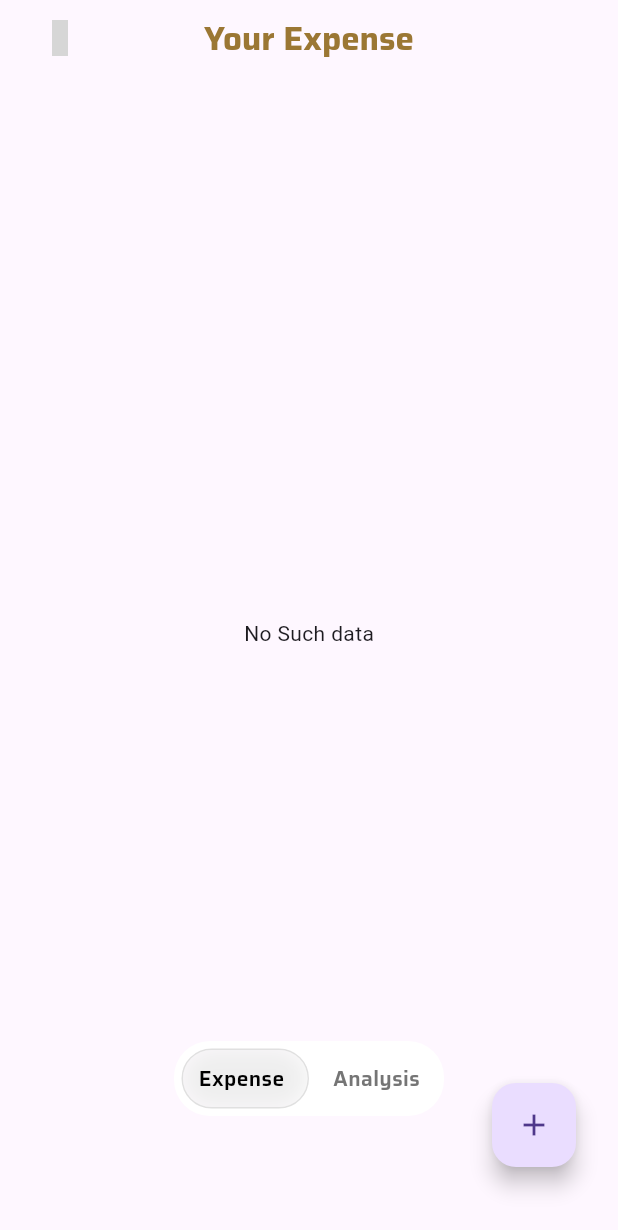
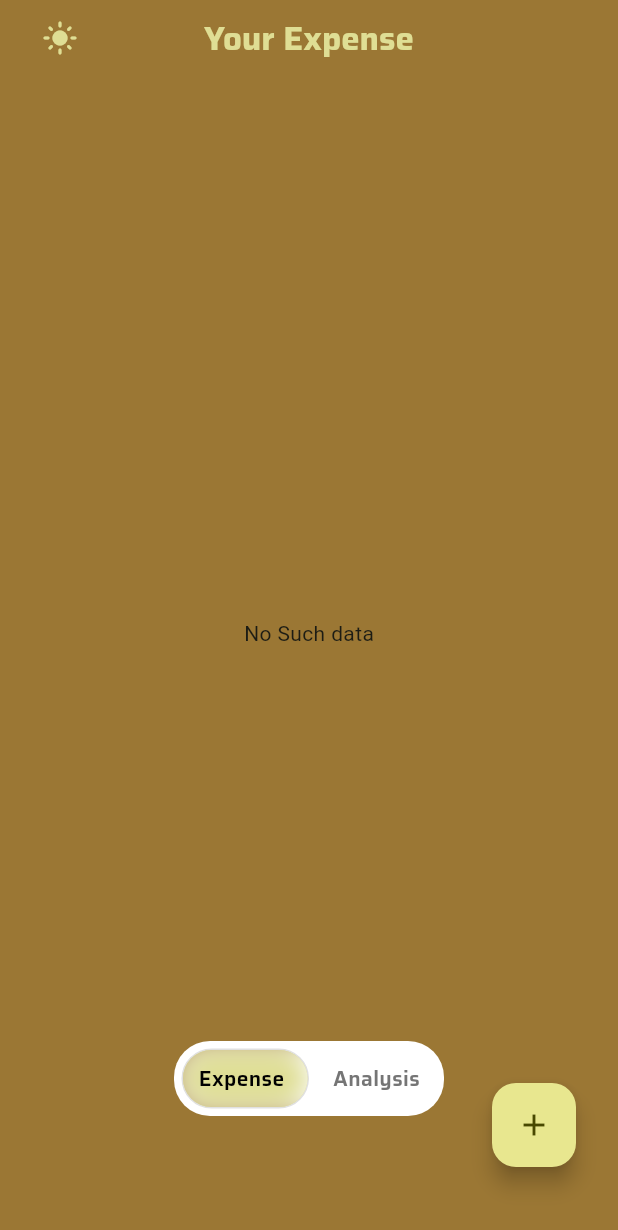
Before and after one commit to ITSNAYAN/ExpenseTracker, a Flutter app: the screen it shows after launch, on a phone screen of 412 x 824 dp. Shown: the top 1230 px of the screen. Run offline on Flutter 3.47's test engine with Material 3 defaults, Android fonts, the phone set to English and light mode, and no system bars; our stand-ins replace fl_chart, flutter_slidable, google_fonts, hive, hive_flutter; accounts and stored records are empty; grey boxes are pictures that could not be loaded.

Commit message:
feat: Implement dark and light theme toggle functionality
This commit introduces a theme toggle feature, allowing users to switch between dark and light modes.

**Key Changes:**

- **ThemeToggleButtonController:**
    - Added `currentTheme` getter to determine the active `ThemeMode`.
- **MyBarGraph:**
    - Updated text and bar colors to use `Theme.of(context).colorScheme.secondary`.
- **MyListTile:**
    - Updated list tile background, leading, title, and trailing text colors to use `Theme.of(context).colorScheme`.
- **AppColor:**
    - Defined `primaryDarkColor` and `secondaryDarkColor`.
    - Swapped `primaryLightColor` and `secondaryLightColor` values.
- **HomepageController:**
    - Styled dialogs (New Expense, Edit Expense, Delete Expense) to use theme colors for background and text.
    - Added `GoogleFonts.saira` to dialog text elements.
    - Implemented basic form validation for the amount field in the "New Expense" dialog.
- **CustomBottomNavigationButton:**
    - Updated button background color to use `Theme.of(context).colorScheme.secondary`.
- **Main.dart:**
    - Wrapped `MyApp` with `ChangeNotifierProvider` for `ThemeToggleButtonController`.
    - Configured `theme`, `darkTheme`, and `themeMode` in `MaterialApp` to respond to theme changes.
- **CustomAppBar:**
    - Updated app bar title and theme toggle icon colors to use `Theme.of(context).colorScheme.secondary`.
- **HomePage:**
    - Wrapped `Scaffold` with `SafeArea`.

```diff
--- a/lib/component/customAppBar/customAppBar.dart
+++ b/lib/component/customAppBar/customAppBar.dart
@@ -16,7 +16,7 @@ class CustomAppBar extends StatelessWidget implements PreferredSize {
          centerTitle: true,
         title: Text(
           text,
-          style: GoogleFonts.saira(color: Color(0xff9b7734), fontWeight: FontWeight.bold),
+          style: GoogleFonts.saira(color: Theme.of(context).colorScheme.secondary, fontWeight: FontWeight.bold),
         ),
         backgroundColor: Colors.transparent,
         leading: themeToggleButton(context),
@@ -31,7 +31,7 @@ class CustomAppBar extends StatelessWidget implements PreferredSize {
       onPressed: () {
         controller.onSelectTheme();
       },
-      icon:  Icon(controller.isLightThemeSelect? Icons.light_mode : Icons.dark_mode));
+      icon:  Icon(controller.isLightThemeSelect? Icons.light_mode : Icons.dark_mode,color: Theme.of(context).colorScheme.secondary));
   }
 
   @override
--- a/lib/component/customAppBar/theme_toggle_button_controller.dart
+++ b/lib/component/customAppBar/theme_toggle_button_controller.dart
@@ -1,9 +1,10 @@
 import 'package:flutter/cupertino.dart';
+import 'package:flutter/material.dart';
 
 class ThemeToggleButtonController extends ChangeNotifier{
   bool _isLightThemeSelect = true ;
-  bool get isisLightThemeSelect => _isLightThemeSelect;
-  isisLightThemeSelect ? themeSelect
+  bool get isLightThemeSelect => _isLightThemeSelect;
+  ThemeMode get  currentTheme => _isLightThemeSelect ? ThemeMode.light: ThemeMode.dark;
   void onSelectTheme(){
     _isLightThemeSelect = !_isLightThemeSelect  ;
     notifyListeners();
--- a/lib/component/customBottomNavigationButton/custom_bottom_navigation_button.dart
+++ b/lib/component/customBottomNavigationButton/custom_bottom_navigation_button.dart
@@ -33,7 +33,7 @@ class CustomBottomNavigationButton extends StatelessWidget {
               margin: const EdgeInsets.symmetric(horizontal: 5),
               decoration: BoxDecoration(
                 borderRadius: BorderRadius.circular(24),
-                color: Colors.grey[200],
+                color:Theme.of(context).colorScheme.secondary,
                 border: Border.all(color: Colors.grey[300]!),
               ),
               child: ClipRRect(
--- a/lib/component/myBarGraph/my_bar_graph.dart
+++ b/lib/component/myBarGraph/my_bar_graph.dart
@@ -56,7 +56,7 @@ class _MyBarGraphState extends State<MyBarGraph> {
                   // tooltipBgColor: Colors.black.withOpacity(0.7),
                   // tooltipRoundedRadius: 10,
                   tooltipPadding: const EdgeInsets.all(8),
-                  fitInsideVertically: true, // <--- important!
+                  fitInsideVertically: true,
                   fitInsideHorizontally: true,
                   getTooltipItem: (group, groupIndex, rod, rodIndex) {
                     return BarTooltipItem(
@@ -94,7 +94,7 @@ class _MyBarGraphState extends State<MyBarGraph> {
                       final month = (value.toInt() % 12) + 1;
                       return Padding(
                         padding: const EdgeInsets.only(top: 4, left: 3, right: 3),
-                        child: Text(monthName(month), style: GoogleFonts.saira(fontSize: 12, fontWeight: FontWeight.w800,color: Color(0xff9b7734))),
+                        child: Text(monthName(month), style: GoogleFonts.saira(fontSize: 12, fontWeight: FontWeight.w800,color: Theme.of(context).colorScheme.secondary,)),
                       );
                     },
                   ),
@@ -112,7 +112,7 @@ class _MyBarGraphState extends State<MyBarGraph> {
                         BarChartRodData(
                           toY: entry.value,
                           width: 25,
-                          color: entry.value == 0.0 ? Color(0xff9b7734) : Color(0xffad853a),
+                          color: entry.value == 0.0 ? Theme.of(context).colorScheme.secondary : Theme.of(context).colorScheme.secondary,
                           borderRadius: BorderRadius.only(topLeft: Radius.circular(14), topRight: Radius.circular(14)),
                         ),
                       ],
--- a/lib/core/AppColor/app_Color.dart
+++ b/lib/core/AppColor/app_Color.dart
@@ -3,9 +3,14 @@ import 'dart:ui';
 import 'package:flutter/material.dart';
 
 class AppColor {
-  static const Color primaryLightColor = Color(0xffdfde94);
-  static const Color secondaryLightColor = Color(0xff9b7734);
-  static const Color primaryDarkColor = Colors.white;
-  static const Color secondaryDarkColor = Colors.black;
+  static const Color primaryLightColor =  Color(0xff9b7734);
+  static const Color secondaryLightColor =Color(0xffdfde94);
+  static const Color secondaryDarkColor = Color(0xffa0ede6);
+  static const Color primaryDarkColor = Color(0xff131515);
+
+  void lig(){
+
+  }
+
 
 }
--- a/lib/main.dart
+++ b/lib/main.dart
@@ -13,7 +13,7 @@ import 'package:provider/provider.dart';
 void main() async {
   WidgetsFlutterBinding.ensureInitialized();
   await HiveInitializer.initHive();
-  runApp(const MyApp());
+  runApp(ChangeNotifierProvider(create: (context) => ThemeToggleButtonController(), child: MyApp()));
 }
 
 class MyApp extends StatelessWidget {
@@ -21,9 +21,13 @@ class MyApp extends StatelessWidget {
 
   @override
   Widget build(BuildContext context) {
+    final themeProvider = Provider.of<ThemeToggleButtonController>(context);
+    print("~~~~~~");
     final ThemeData lightTheme = ThemeData(
       colorScheme: ColorScheme.fromSeed(
         seedColor: AppColor.secondaryLightColor,
+        primary: AppColor.primaryLightColor,
+        secondary: AppColor.secondaryLightColor,
         brightness: Brightness.light,
       ),
       scaffoldBackgroundColor: AppColor.primaryLightColor,
@@ -31,7 +35,9 @@ class MyApp extends StatelessWidget {
     final ThemeData darkTheme = ThemeData(
       colorScheme: ColorScheme.fromSeed(
         seedColor: AppColor.secondaryDarkColor,
-        brightness: Brightness.light,
+        primary: AppColor.primaryDarkColor,
+        secondary: AppColor.secondaryDarkColor,
+        brightness: Brightness.dark,
       ),
       scaffoldBackgroundColor: AppColor.primaryDarkColor,
     );
@@ -40,13 +46,14 @@ class MyApp extends StatelessWidget {
         ChangeNotifierProvider(create: (context) => HomepageController()),
         ChangeNotifierProvider(create: (context) => BarScreenController()),
         ChangeNotifierProvider(create: (context) => TabSwitchController()),
-        ChangeNotifierProvider(
-          create: (context) => ThemeToggleButtonController(),
-        ),
       ],
       child: MaterialApp(
         title: 'Flutter Demo',
         debugShowCheckedModeBanner: false,
+        theme: lightTheme,
+        themeMode: themeProvider.currentTheme,
+        darkTheme: darkTheme,
+
         home: LandingPageScreen(),
       ),
     );
--- a/lib/view/bar_graph_screen/bar_screen.dart
+++ b/lib/view/bar_graph_screen/bar_screen.dart
@@ -1,12 +1,11 @@
-import 'package:fl_chart/fl_chart.dart';
+
 import 'package:flutter/cupertino.dart';
 import 'package:flutter/material.dart';
 import 'package:flutter_expense_tracker/component/customAppBar/customAppBar.dart';
 
 import 'package:flutter_expense_tracker/component/myBarGraph/my_bar_graph.dart';
 import 'package:flutter_expense_tracker/controller/bar_screen_controller.dart';
-import 'package:flutter_expense_tracker/core/helperFunction/convert_function.dart';
-import 'package:google_fonts/google_fonts.dart';
+
 import 'package:provider/provider.dart';
 
 class BarScreen extends StatefulWidget {
--- a/lib/view/home_page/home_page.dart
+++ b/lib/view/home_page/home_page.dart
@@ -30,12 +30,10 @@ class _HomePageState extends State<HomePage> {
   @override
   Widget build(BuildContext context) {
     final _controller = Provider.of<HomepageController>(context, listen: false);
-    return Scaffold(
-      appBar: CustomAppBar(text: 'Your Expense',),
-      floatingActionButton: FloatingActionButton(
-        onPressed: () => _controller.openNewExpense(context),
-        child: Icon(Icons.add),
-      ),
+    return SafeArea(
+      child: Scaffold(
+        appBar: CustomAppBar(text: 'Your Expense'),
+        floatingActionButton: FloatingActionButton(onPressed: () => _controller.openNewExpense(context), child: Icon(Icons.add)),
         // bottomNavigationBar: Padding(
         //   padding: const EdgeInsets.only(right: 12,left: 12,bottom: 50),
         //   child: CustomBottomNavigationButton(),
@@ -57,22 +55,18 @@ class _HomePageState extends State<HomePage> {
                               leading: formatDateValue.toString(),
                               title: expense.description!,
                               trailing: expense.amount.toString(),
-                      onEditPressed: (context) =>
-                          _controller.updateNewExpense(context, expense, index),
-                      onDeletePressed: (context) =>
-                          _controller.deleteExpense(context, expense, index),
+                              onEditPressed: (context) => _controller.updateNewExpense(context, expense, index),
+                              onDeletePressed: (context) => _controller.deleteExpense(context, expense, index),
                             );
                           },
                         );
                 },
-              child: Column(children: [
-
-              ]),
+                child: Column(children: []),
               ),
             ),
           ],
         ),
-
+      ),
     );
   }
 }
```
Also changed, not shown: lib/component/my_list_tile.dart (+12 -4 lines), lib/controller/home_page_controller.dart (+50 -57 lines). Lines whose indentation alone changed are shown as unchanged.
